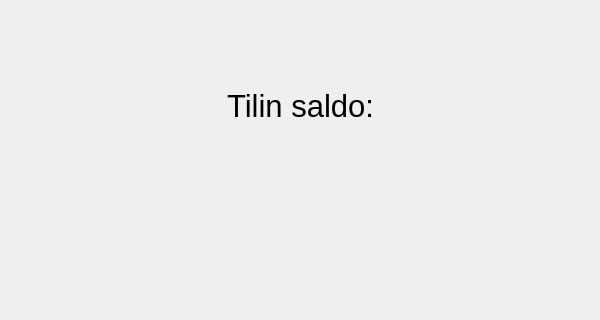
This is atm-frontend/balancewindow.ui in joonaskinnunen/Group3 as Qt 5 draws it before an edit; both pictures show x 0 to 600 and y 0 to 320 of the 600 by 500 pixel window. The edited form follows.
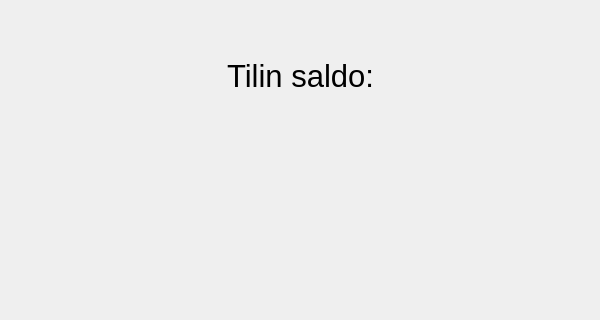
This is the edited form.

What changed in the file:
```diff
--- a/atm-frontend/balancewindow.ui
+++ b/atm-frontend/balancewindow.ui
@@ -19,7 +19,7 @@
      <x>0</x>
      <y>0</y>
      <width>601</width>
-     <height>211</height>
+     <height>151</height>
     </rect>
    </property>
    <property name="font">
```
